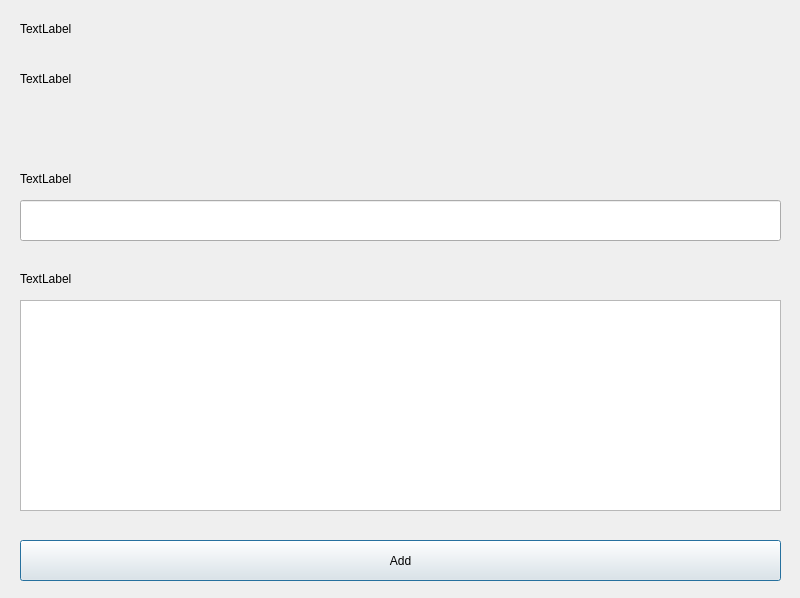
Old version of the form src/gui/ui/management/components/DialogCreateNote/DialogCreateNote.ui in the repository colingelling/note-manager.
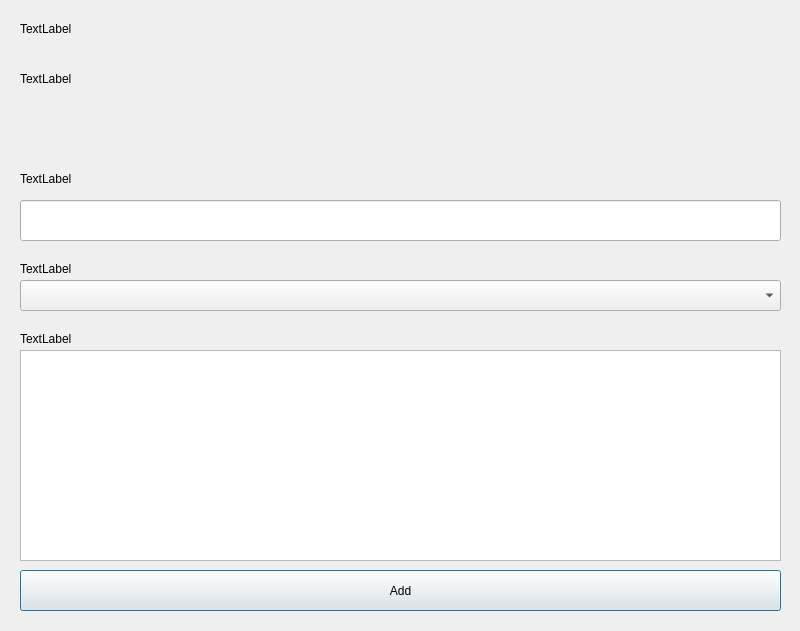
New version of the form.

Commit message: Made several minor corrections according to renaming window elements, and added functionality for creatingnotes. In this version, the app creates a layout different from the notebook_layout just to test. Placing the note could work, but only when there is no layout that was created for the notebook. The next commit will contain a fix for this. This issue also occurs the other way around.

```diff
--- a/src/gui/ui/management/components/DialogCreateNote/DialogCreateNote.ui
+++ b/src/gui/ui/management/components/DialogCreateNote/DialogCreateNote.ui
@@ -7,7 +7,7 @@
     <x>0</x>
     <y>0</y>
     <width>800</width>
-    <height>598</height>
+    <height>631</height>
    </rect>
   </property>
   <property name="windowTitle">
@@ -42,7 +42,7 @@
      <x>10</x>
      <y>160</y>
      <width>781</width>
-     <height>431</height>
+     <height>461</height>
     </rect>
    </property>
    <widget class="QLabel" name="WhatIsYourNewNoteNameLabel">
@@ -72,7 +72,7 @@
     <property name="geometry">
      <rect>
       <x>10</x>
-      <y>380</y>
+      <y>410</y>
       <width>761</width>
       <height>41</height>
      </rect>
@@ -85,7 +85,7 @@
     <property name="geometry">
      <rect>
       <x>10</x>
-      <y>140</y>
+      <y>190</y>
       <width>761</width>
       <height>211</height>
      </rect>
@@ -95,7 +95,7 @@
     <property name="geometry">
      <rect>
       <x>10</x>
-      <y>110</y>
+      <y>170</y>
       <width>67</width>
       <height>17</height>
      </rect>
@@ -104,6 +104,29 @@
      <string>TextLabel</string>
     </property>
    </widget>
+   <widget class="QLabel" name="SelectParentNotebook">
+    <property name="geometry">
+     <rect>
+      <x>10</x>
+      <y>100</y>
+      <width>67</width>
+      <height>17</height>
+     </rect>
+    </property>
+    <property name="text">
+     <string>TextLabel</string>
+    </property>
+   </widget>
+   <widget class="QComboBox" name="ParenNotebookSelector">
+    <property name="geometry">
+     <rect>
+      <x>10</x>
+      <y>120</y>
+      <width>761</width>
+      <height>31</height>
+     </rect>
+    </property>
+   </widget>
   </widget>
   <widget class="QWidget" name="widget" native="true">
    <property name="geometry">
```
Left out of the diff: 4 changed lines with no effect on the pictures. The commit also changes 10 other files.
